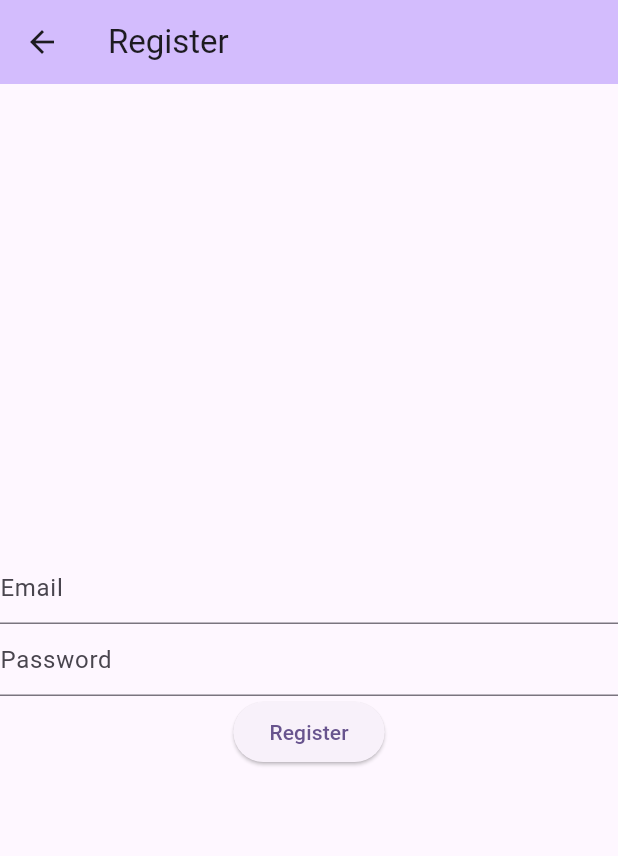
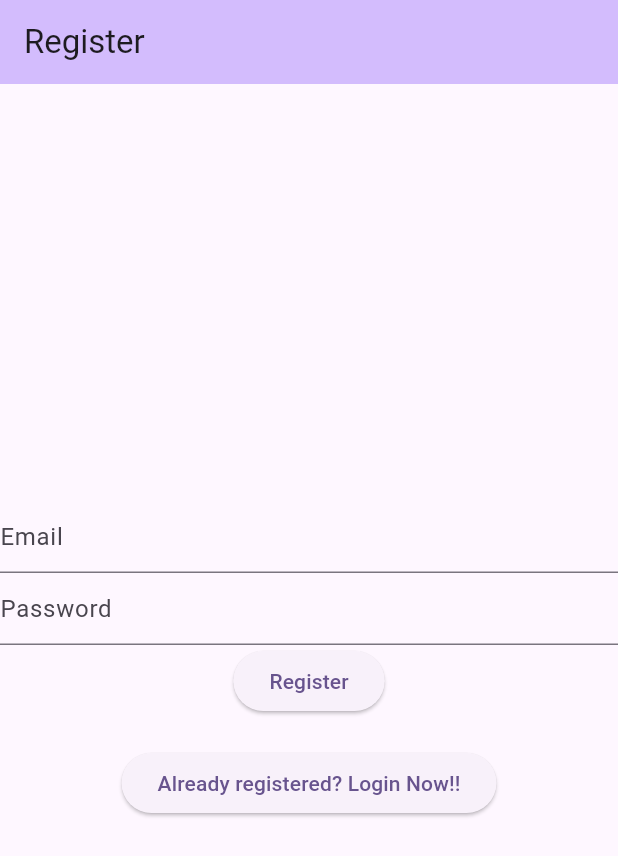
Before and after one commit to Bhaveshpatil75/Digit-Matching-Cricket, a Flutter app: the RegisterPage screen opened directly, on a phone screen of 412 x 824 dp. Shown: the top 856 px of the screen. Run offline on Flutter 3.47's test engine with Material 3 defaults, Android fonts, the phone set to English and light mode, and no system bars; our stand-ins replace firebase_auth, firebase_core; accounts and stored records are empty.

Commit message:
2nd commit

```diff
--- a/lib/pages/register_page.dart
+++ b/lib/pages/register_page.dart
@@ -13,8 +13,10 @@ class RegisterPage extends StatefulWidget {
 
 
 class _RegisterPage extends State<RegisterPage> {
+
   var em=TextEditingController();
   var ps=TextEditingController();
+
   @override
   Widget build(BuildContext context) {
 
@@ -25,14 +27,7 @@ class _RegisterPage extends State<RegisterPage> {
 
           title: Text("Register"),
         ),
-        body: FutureBuilder(
-          future: Firebase.initializeApp(  //initialising
-              options: DefaultFirebaseOptions.currentPlatform
-          ),
-          builder: (context, snapshot) { //snapshots are like real time states from the future of FutureBuilder
-            switch(snapshot.connectionState) {  //switching cases a/c to state of connection of snapshot
-              case ConnectionState.done: //in case if connection is established
-                return Center(
+        body: Center(
           child: Column(
             mainAxisAlignment: MainAxisAlignment.center,
             children: [
@@ -66,13 +61,12 @@ class _RegisterPage extends State<RegisterPage> {
                 },
                 child: Text("Register"),
               ),
+              SizedBox(height: 20,),
+              ElevatedButton(onPressed: (){
+                Navigator.pushNamedAndRemoveUntil(context, "/login/", (route)=>false);
+              },  child: Text("Already registered? Login Now!!"))
             ],
           ),
-                );
-              default:  //all other cases such as none and so on
-                return Text("Loading....");
-            }
-          },
         )
     );
   }
```
Also changed, not shown: lib/main.dart (+24 -16 lines), lib/pages/login_page.dart (+6 -15 lines), lib/pages/verification_page.dart (added, +23 -0 lines). Lines whose indentation alone changed are shown as unchanged.
